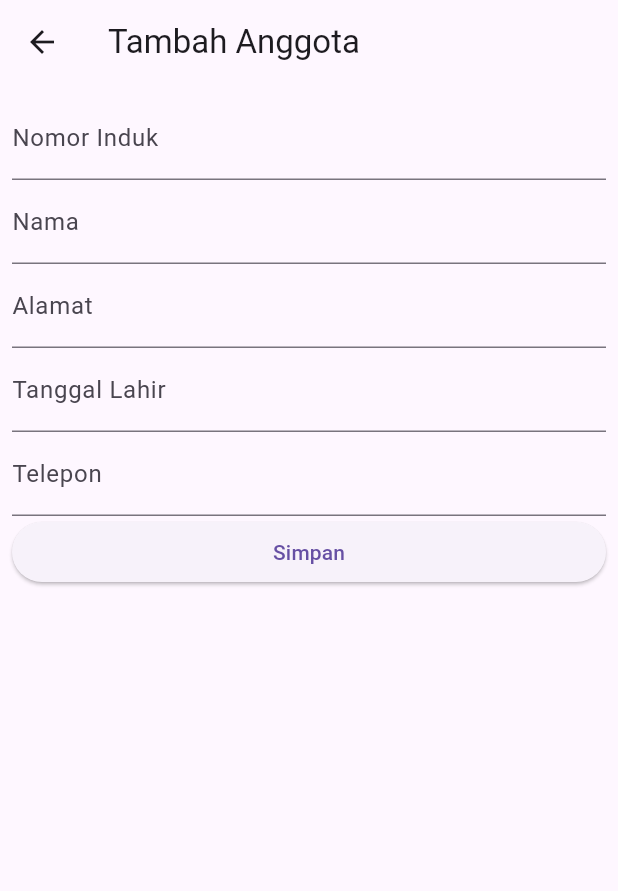
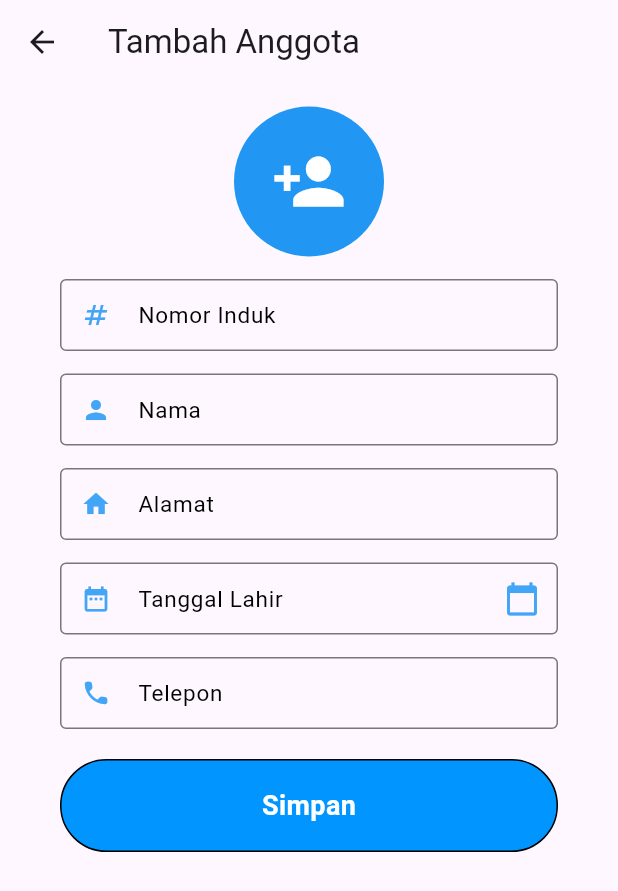
Before and after one commit to Krisnarhesa/MobileApp-FlutterProject, a Flutter app: the AddAnggotaPage screen opened by its route, on a phone screen of 412 x 824 dp. Shown: the top 891 px of the screen. Run offline on Flutter 3.47's test engine with Material 3 defaults, Android fonts, the light colour scheme and no system bars; our stand-ins replace dio, flutter_svg, font_awesome_flutter, get_storage; accounts and stored records are empty.

Commit message:
update UI

```diff
--- a/lib/AddAnggotaPage.dart
+++ b/lib/AddAnggotaPage.dart
@@ -69,57 +69,169 @@ class _AddAnggotaPageState extends State<AddAnggotaPage> {
       appBar: AppBar(
         title: Text('Tambah Anggota'),
       ),
-      body: Padding(
-        padding: const EdgeInsets.all(8.0),
-        child: ListView(
+      body: Container(
+        padding: EdgeInsets.symmetric(horizontal: 40),
+        height: MediaQuery.of(context).size.height - 50,
+        width: double.infinity,
+        child: Column(
           children: [
+            SizedBox(height: 15),
+            Center(
+              child: CircleAvatar(
+                radius: 50,
+                backgroundColor: Colors.blue,
+                child: Icon(
+                  Icons.person_add,
+                  size: 50,
+                  color: Colors.white,
+                ),
+              ),
+            ),
+            SizedBox(height: 15),
             TextField(
-              decoration: InputDecoration(labelText: 'Nomor Induk'),
               controller: nomorIndukController,
+              decoration: InputDecoration(
+                labelText: 'Nomor Induk',
+                hintText: 'Enter your nomor induk',
+                hintStyle: TextStyle(
+                  color: Colors.grey,
+                  fontSize: 14.0,
+                ),
+                labelStyle: TextStyle(
+                    color: Colors.black,
+                    fontSize: 15,
+                    fontWeight: FontWeight.w400),
+                prefixIcon:
+                    Icon(Icons.numbers, color: Colors.blue.shade400, size: 20),
+                contentPadding:
+                    EdgeInsets.symmetric(vertical: 0, horizontal: 10),
+                border: OutlineInputBorder(
+                  borderSide: BorderSide(color: Colors.grey.shade400),
+                ),
+              ),
               onChanged: (value) {
                 setState(() {
                   nomer_induk = value;
                 });
               },
             ),
+            SizedBox(height: 15),
             TextField(
-              decoration: InputDecoration(labelText: 'Nama'),
               controller: namaController,
+              decoration: InputDecoration(
+                labelText: 'Nama',
+                hintText: 'Enter your nama',
+                hintStyle: TextStyle(
+                  color: Colors.grey,
+                  fontSize: 14.0,
+                ),
+                labelStyle: TextStyle(
+                    color: Colors.black,
+                    fontSize: 15,
+                    fontWeight: FontWeight.w400),
+                prefixIcon:
+                    Icon(Icons.person, color: Colors.blue.shade400, size: 20),
+                contentPadding:
+                    EdgeInsets.symmetric(vertical: 0, horizontal: 10),
+                border: OutlineInputBorder(
+                  borderSide: BorderSide(color: Colors.grey.shade400),
+                ),
+              ),
               onChanged: (value) {
                 setState(() {
                   nama = value;
                 });
               },
             ),
+            SizedBox(height: 15),
             TextField(
-              decoration: InputDecoration(labelText: 'Alamat'),
               controller: alamatController,
+              decoration: InputDecoration(
+                labelText: 'Alamat',
+                hintText: 'Enter your alamat',
+                hintStyle: TextStyle(
+                  color: Colors.grey,
+                  fontSize: 14.0,
+                ),
+                labelStyle: TextStyle(
+                    color: Colors.black,
+                    fontSize: 15,
+                    fontWeight: FontWeight.w400),
+                prefixIcon:
+                    Icon(Icons.home, color: Colors.blue.shade400, size: 20),
+                contentPadding:
+                    EdgeInsets.symmetric(vertical: 0, horizontal: 10),
+                border: OutlineInputBorder(
+                  borderSide: BorderSide(color: Colors.grey.shade400),
+                ),
+              ),
               onChanged: (value) {
                 setState(() {
                   alamat = value;
                 });
               },
             ),
+            SizedBox(height: 15),
             TextField(
-              decoration: InputDecoration(labelText: 'Tanggal Lahir'),
+              readOnly: true,
               controller: tanggalLahirController,
-              onChanged: (value) {
-                setState(() {
-                  tgl_lahir = value;
-                });
-              },
+              decoration: InputDecoration(
+                labelText: 'Tanggal Lahir',
+                hintText: 'Select your date of birth',
+                hintStyle: TextStyle(
+                  color: Colors.grey,
+                  fontSize: 14.0,
+                ),
+                labelStyle: TextStyle(
+                    color: Colors.black,
+                    fontSize: 15,
+                    fontWeight: FontWeight.w400),
+                prefixIcon: Icon(Icons.date_range,
+                    color: Colors.blue.shade400, size: 20),
+                suffixIcon: IconButton(
+                  icon: Icon(Icons.calendar_today),
+                  color: Colors.blue.shade400,
+                  onPressed: _showDatePicker,
+                ),
+                contentPadding:
+                    EdgeInsets.symmetric(vertical: 0, horizontal: 10),
+                border: OutlineInputBorder(
+                  borderSide: BorderSide(color: Colors.grey.shade400),
+                ),
+              ),
             ),
+            SizedBox(height: 15),
             TextField(
-              decoration: InputDecoration(labelText: 'Telepon'),
               controller: teleponController,
+              decoration: InputDecoration(
+                labelText: 'Telepon',
+                hintText: 'Enter your telepon',
+                hintStyle: TextStyle(
+                  color: Colors.grey,
+                  fontSize: 14.0,
+                ),
+                labelStyle: TextStyle(
+                    color: Colors.black,
+                    fontSize: 15,
+                    fontWeight: FontWeight.w400),
+                prefixIcon: Icon(Icons.phone_rounded,
+                    color: Colors.blue.shade400, size: 20),
+                contentPadding:
+                    EdgeInsets.symmetric(vertical: 0, horizontal: 10),
+                border: OutlineInputBorder(
+                  borderSide: BorderSide(color: Colors.grey.shade400),
+                ),
+              ),
               onChanged: (value) {
                 setState(() {
                   telepon = value;
                 });
               },
             ),
-            ElevatedButton(
-              onPressed: () {
+            SizedBox(height: 20),
+            InkWell(
+              borderRadius: BorderRadius.circular(10),
+              onTap: () {
                 AddAnggota(
                   context,
                   nomorIndukController.text,
@@ -129,11 +241,45 @@ class _AddAnggotaPageState extends State<AddAnggotaPage> {
                   tanggalLahirController.text,
                 );
               },
-              child: Text('Simpan'),
+              child: Ink(
+                decoration: BoxDecoration(
+                  borderRadius: BorderRadius.circular(50),
+                  border: Border.all(color: Colors.black),
+                  color: Color(0xff0095FF),
+                ),
+                child: Container(
+                  width: double.infinity,
+                  height: 60,
+                  alignment: Alignment.center,
+                  child: Text(
+                    "Simpan",
+                    style: TextStyle(
+                      fontWeight: FontWeight.w600,
+                      fontSize: 18,
+                      color: Colors.white,
+                    ),
+                  ),
+                ),
+              ),
             ),
           ],
         ),
       ),
     );
   }
+
+  void _showDatePicker() {
+    showDatePicker(
+      context: context,
+      initialDate: DateTime.now(),
+      firstDate: DateTime(1900),
+      lastDate: DateTime.now(),
+    ).then((value) {
+      if (value != null) {
+        setState(() {
+          tanggalLahirController.text = value.toString().split(' ')[0];
+        });
+      }
+    });
+  }
 }
```
